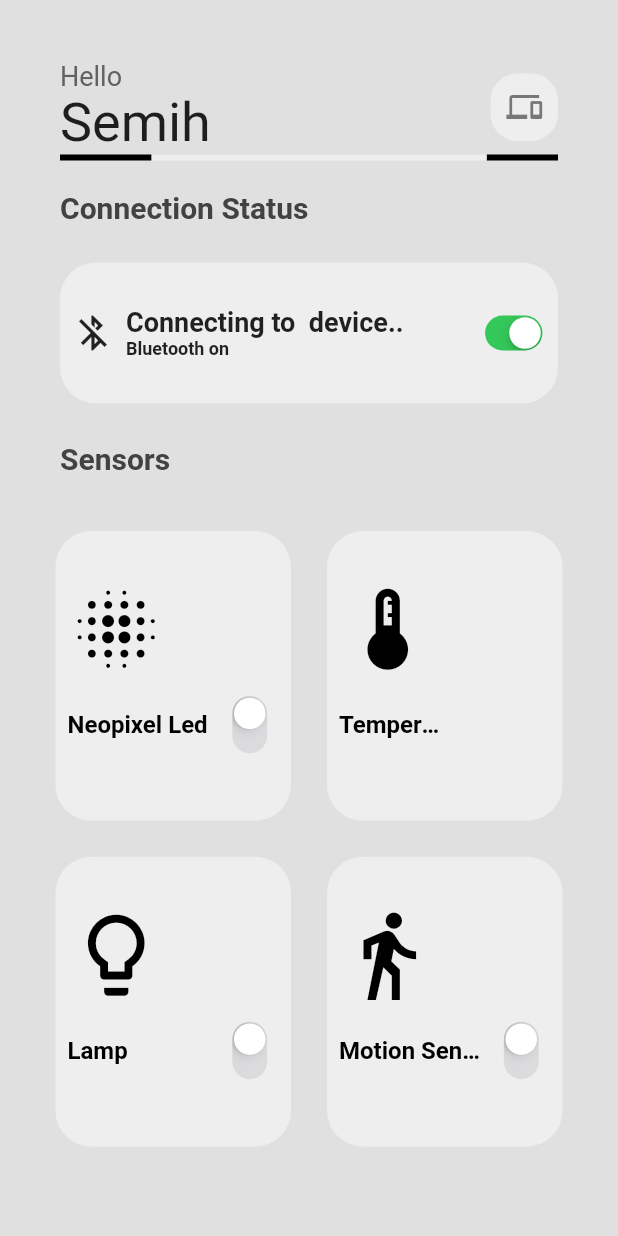
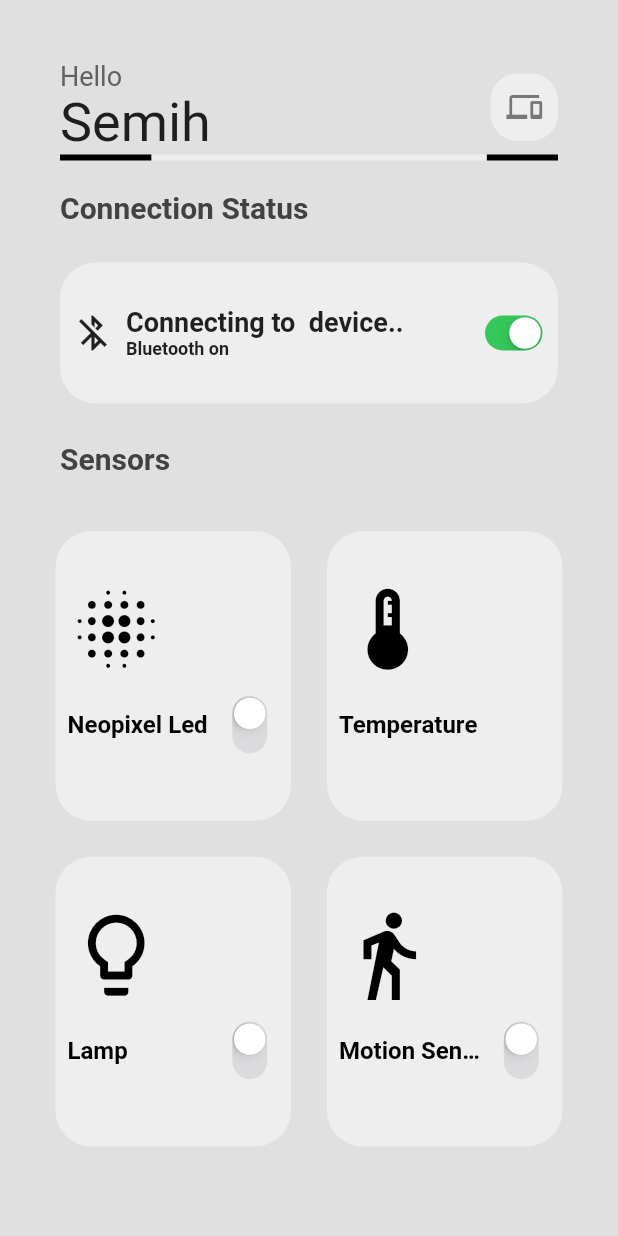
Before and after one commit to Semhylmz/Flutter-home-automation, a Flutter app: the screen it shows after launch, on a phone screen of 412 x 824 dp. Run offline on Flutter 3.47's test engine with Material 2 defaults, Android fonts, the phone set to English and light mode, and no system bars; our stand-ins replace flutter_bluetooth_serial, fluttertoast, shared_preferences; missing offline and left inert: flutter_circle_color_picker.

Commit message:
add screen img

```diff
--- a/Smart Home Mobile App/lib/view/home_view/widgets/sensor_temp_card.dart
+++ b/Smart Home Mobile App/lib/view/home_view/widgets/sensor_temp_card.dart
@@ -13,8 +13,7 @@
 
   @override
   Widget build(BuildContext context) {
-    return Expanded(
-      child: ValueListenableBuilder(
+    return ValueListenableBuilder(
       valueListenable: notifier.tempNotifier,
       builder: (context, value, child) => Text(
         notifier.isConnected()
@@ -24,8 +23,7 @@
             : '',
         maxLines: 2,
         style: const TextStyle(
-              fontSize: 20.0, fontWeight: FontWeight.bold, color: Colors.white),
-        ),
+            fontSize: 20.0, fontWeight: FontWeight.bold, color: Colors.black),
       ),
     );
   }
```
Also changed, not shown: 1 other file. Lines whose indentation alone changed are shown as unchanged.
